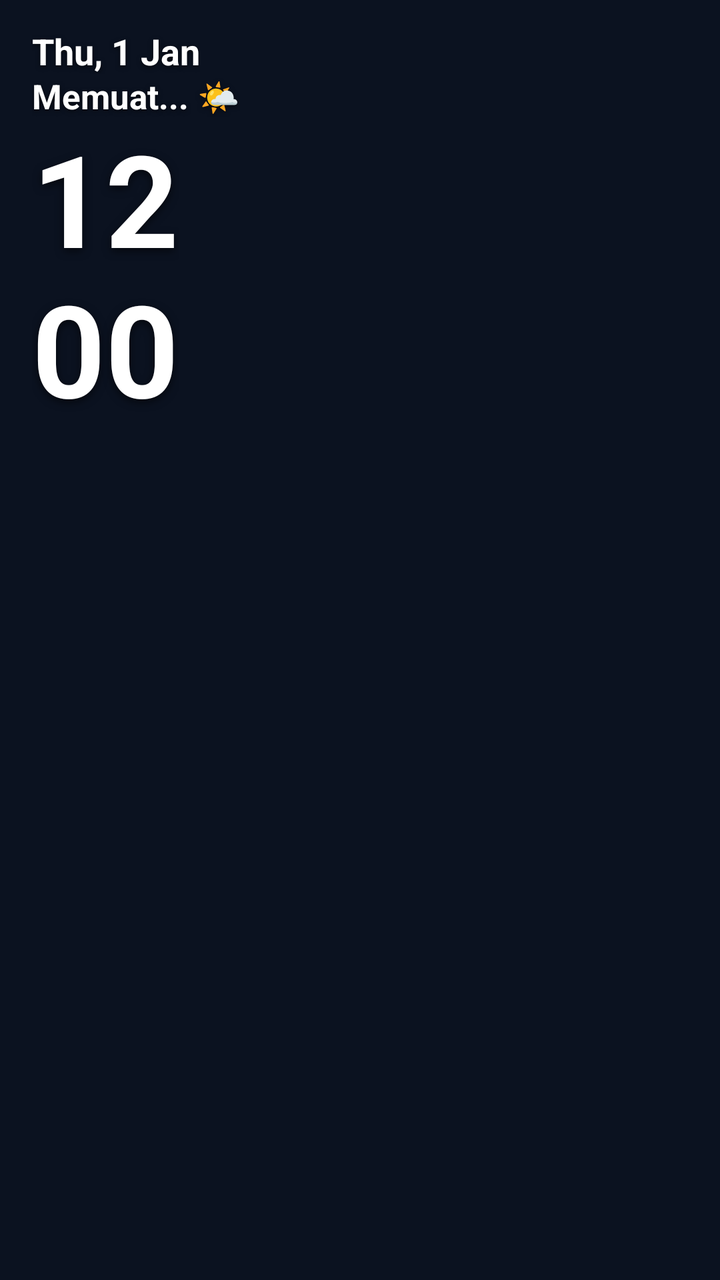
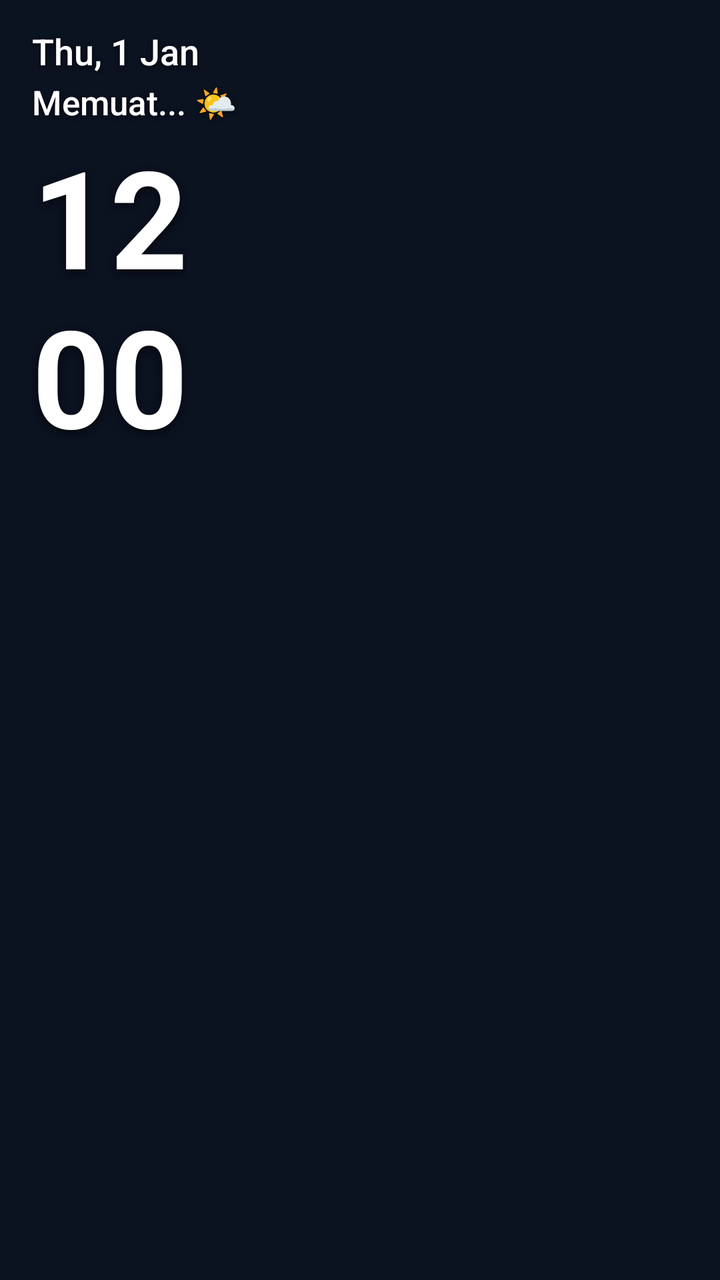

Two renders of the same Android screen: before a commit and after it. Below are the layout's source before the change and the commit's diff.
<!-- AndroidManifest.xml: application theme Theme.Hawa -->
<!-- res/layout/widget_clock.xml -->
<?xml version="1.0" encoding="utf-8"?>
<LinearLayout xmlns:android="http://schemas.android.com/apk/res/android"
    android:id="@+id/root"
    android:layout_width="match_parent"
    android:layout_height="match_parent"
    android:orientation="vertical"
    android:padding="16dp"
    android:gravity="top|start">

    
    <TextClock
        android:id="@+id/date"
        android:layout_width="wrap_content"
        android:layout_height="wrap_content"
        android:format12Hour="EEE, d MMM"
        android:format24Hour="EEE, d MMM"
        android:textColor="#FFFFFF"
        android:textSize="18sp"
        android:textStyle="bold"
        android:shadowColor="#99000000"
        android:shadowDx="0"
        android:shadowDy="2"
        android:shadowRadius="6"
        android:includeFontPadding="false" />

    
    <TextView
        android:id="@+id/weather_info"
        android:layout_width="wrap_content"
        android:layout_height="wrap_content"
        android:layout_marginTop="2dp"
        android:text="Memuat... 🌤️"
        android:textColor="#FFFFFF"
        android:textSize="17sp"
        android:textStyle="bold"
        android:shadowColor="#99000000"
        android:shadowDx="0"
        android:shadowDy="2"
        android:shadowRadius="6"
        android:includeFontPadding="false" />

    
    <LinearLayout
        android:layout_width="wrap_content"
        android:layout_height="wrap_content"
        android:layout_marginTop="6dp"
        android:orientation="vertical">

        
        <TextClock
            android:id="@+id/clock_hour"
            android:layout_width="wrap_content"
            android:layout_height="wrap_content"
            android:format12Hour="h"
            android:format24Hour="H"
            android:textColor="#FFFFFF"
            android:textSize="64sp"
            android:textStyle="bold"
            android:shadowColor="#99000000"
            android:shadowDx="0"
            android:shadowDy="4"
            android:shadowRadius="10"
            android:includeFontPadding="false" />

        
        <TextClock
            android:id="@+id/clock_minute"
            android:layout_width="wrap_content"
            android:layout_height="wrap_content"
            android:format12Hour="mm"
            android:format24Hour="mm"
            android:textColor="#FFFFFF"
            android:textSize="64sp"
            android:textStyle="bold"
            android:shadowColor="#99000000"
            android:shadowDx="0"
            android:shadowDy="4"
            android:shadowRadius="10"
            android:includeFontPadding="false" />
    </LinearLayout>

</LinearLayout>
<!-- resources referenced by this layout -->
<resources>
  <style name="Theme.Hawa" parent="android:Theme.Material.NoActionBar">
          <item name="android:statusBarColor">#0B1220</item>
          <item name="android:navigationBarColor">#0B1220</item>
          <item name="android:windowBackground">#0B1220</item>
      </style>
</resources>

<!-- the commit's change to res/layout/widget_clock.xml (unified diff, before → after) -->
@@ -16,7 +16,7 @@
         android:format24Hour="EEE, d MMM"
         android:textColor="#FFFFFF"
         android:textSize="18sp"
-        android:textStyle="bold"
+        android:fontFamily="sans-serif-medium"
         android:shadowColor="#99000000"
         android:shadowDx="0"
         android:shadowDy="2"
@@ -28,11 +28,13 @@
         android:id="@+id/weather_info"
         android:layout_width="wrap_content"
         android:layout_height="wrap_content"
-        android:layout_marginTop="2dp"
+        android:layout_marginTop="3dp"
+        android:paddingTop="2dp"
+        android:paddingBottom="4dp"
         android:text="Memuat... 🌤️"
         android:textColor="#FFFFFF"
         android:textSize="17sp"
-        android:textStyle="bold"
+        android:fontFamily="sans-serif-medium"
         android:shadowColor="#99000000"
         android:shadowDx="0"
         android:shadowDy="2"
@@ -41,6 +43,7 @@
 
     
     <LinearLayout
+        android:id="@+id/clock_container"
         android:layout_width="wrap_content"
         android:layout_height="wrap_content"
         android:layout_marginTop="6dp"
@@ -54,8 +57,9 @@
             android:format12Hour="h"
             android:format24Hour="H"
             android:textColor="#FFFFFF"
-            android:textSize="64sp"
+            android:textSize="68sp"
             android:textStyle="bold"
+            android:fontFamily="sans-serif"
             android:shadowColor="#99000000"
             android:shadowDx="0"
             android:shadowDy="4"
@@ -70,8 +74,9 @@
             android:format12Hour="mm"
             android:format24Hour="mm"
             android:textColor="#FFFFFF"
-            android:textSize="64sp"
+            android:textSize="68sp"
             android:textStyle="bold"
+            android:fontFamily="sans-serif"
             android:shadowColor="#99000000"
             android:shadowDx="0"
             android:shadowDy="4"
